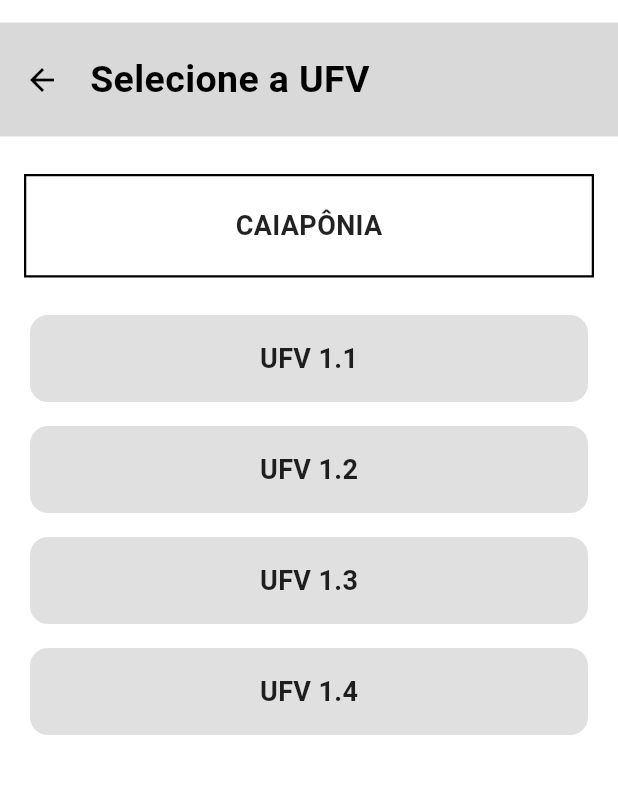
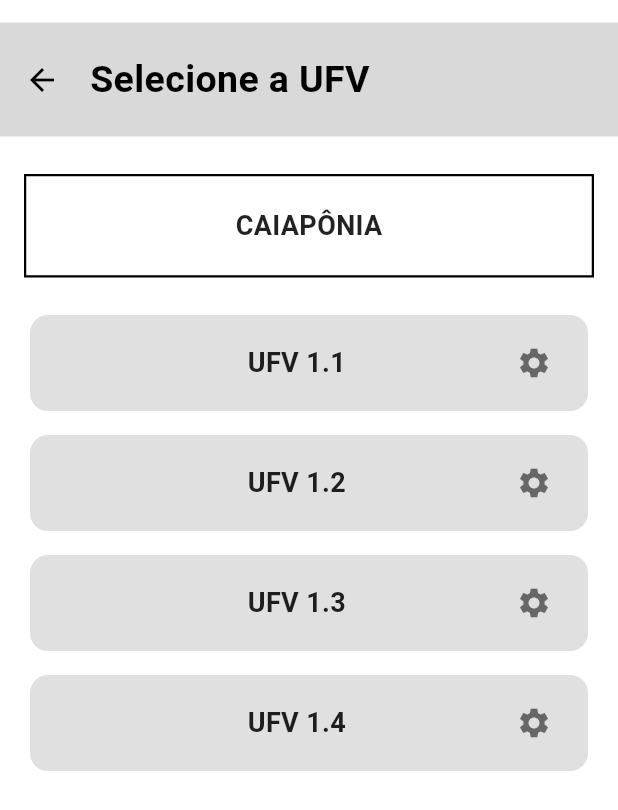
Before and after one commit to rafffaelbs/Sigma-App, a Flutter app: the SelectUfv screen opened directly with sample values from the repository, on a phone screen of 412 x 824 dp. Shown: the top 810 px of the screen. Run offline on Flutter 3.47's test engine with Material 3 defaults, Android fonts, the phone set to English and light mode, and no system bars; our stand-ins replace firebase_core; accounts and stored records are empty.

Commit message:
Add EditUfv screen and update UfvButton to include configuration option; enhance README with additional tasks

```diff
--- a/lib/screens/select_ufv.dart
+++ b/lib/screens/select_ufv.dart
@@ -1,5 +1,6 @@
 import 'package:flutter/material.dart';
 import 'package:sigma_app/models/plant_model.dart';
+import 'package:sigma_app/screens/edit_ufv.dart';
 import 'package:sigma_app/widgets/custom_header.dart';
 import 'package:sigma_app/widgets/plant_button.dart';
 
@@ -49,6 +50,7 @@ class SelectUfv extends StatelessWidget {
                     child: UfvButton(
                       ufv: ufv,
                       onTap: () => {print('Clicou na UFV ${ufv}')},
+                      onConfigTap: () => Navigator.push(context, MaterialPageRoute(builder: (context) => EditUfv(plant: plant, ufv: ufv))),
                     ),
                   );
                 },
--- a/lib/widgets/plant_button.dart
+++ b/lib/widgets/plant_button.dart
@@ -36,22 +36,29 @@ class PlantButton extends StatelessWidget {
 class UfvButton extends StatelessWidget {
   final String ufv;
   final VoidCallback? onTap;
+  final VoidCallback? onConfigTap;
+  final bool showConfigButton;
 
-  const UfvButton({super.key, required this.ufv, this.onTap});
+  const UfvButton({super.key, required this.ufv, this.onTap, this.onConfigTap, this.showConfigButton = true});
 
   @override
   Widget build(BuildContext context) {
-    return Material(      color: Colors.grey[300],
+    return Material(
+      color: Colors.grey[300],
       borderRadius: BorderRadius.circular(12),
       clipBehavior: Clip.hardEdge,
       child: InkWell(
         onTap: onTap,
         child: Container(
           width: double.infinity,
-          padding: const EdgeInsets.symmetric(vertical: 16),
-          alignment: Alignment.center,
+          padding: const EdgeInsets.symmetric(vertical: 8, horizontal: 12),
+          child: Row(
+            children: [
+              const SizedBox(width: 32),
+              Expanded(
                 child: Text(
                   ufv.toUpperCase(),
+                  textAlign: TextAlign.center,
                   style: const TextStyle(
                     fontWeight: FontWeight.bold,
                     fontSize: 18,
@@ -59,6 +66,25 @@ class UfvButton extends StatelessWidget {
                   ),
                 ),
               ),
+
+              if (showConfigButton == true)
+                Hero(
+                  tag: 'config_hero_$ufv',
+                  child: Material(
+                    color: Colors.transparent,
+                    child: IconButton(
+                      icon: const Icon(Icons.settings),
+                      color: Colors.black54,
+                      onPressed: onConfigTap,
+                      tooltip: 'Editar Dados UFV',
+                      constraints: const BoxConstraints(),
+                      splashRadius: 24,
+                    ),
+                  ),
+                ),
+            ],
+          ),
+        ),
       ),
     );
   }
```
Also changed, not shown: lib/screens/edit_ufv.dart (added, +153 -0 lines), 1 other file. Lines whose indentation alone changed are shown as unchanged.
